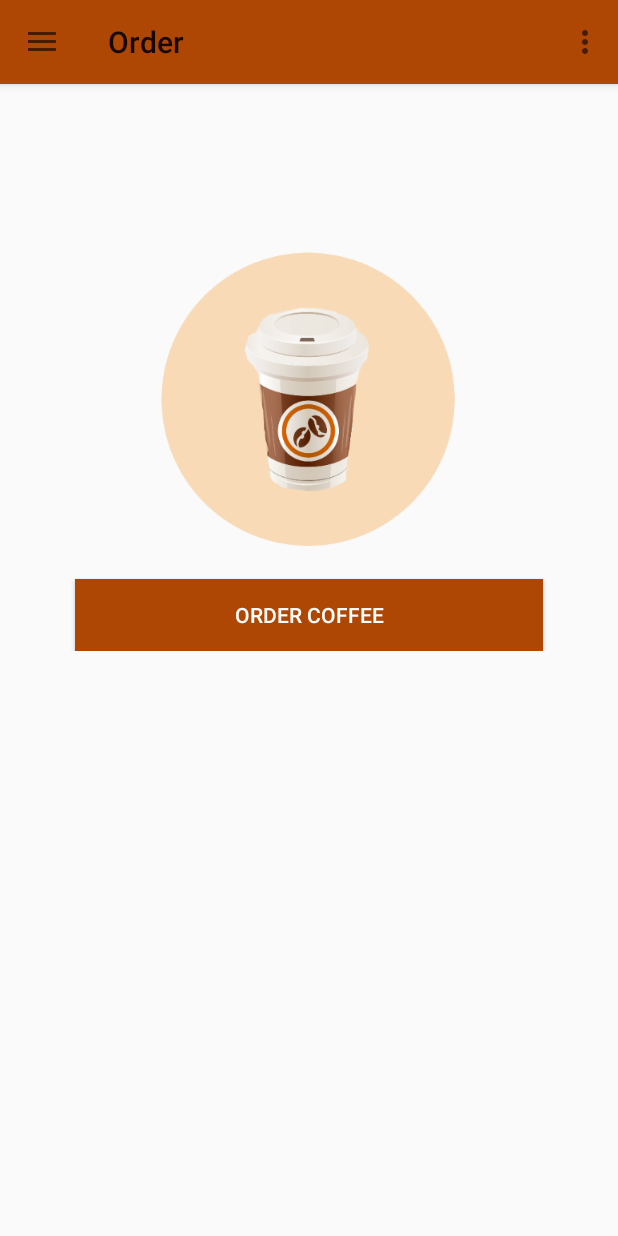
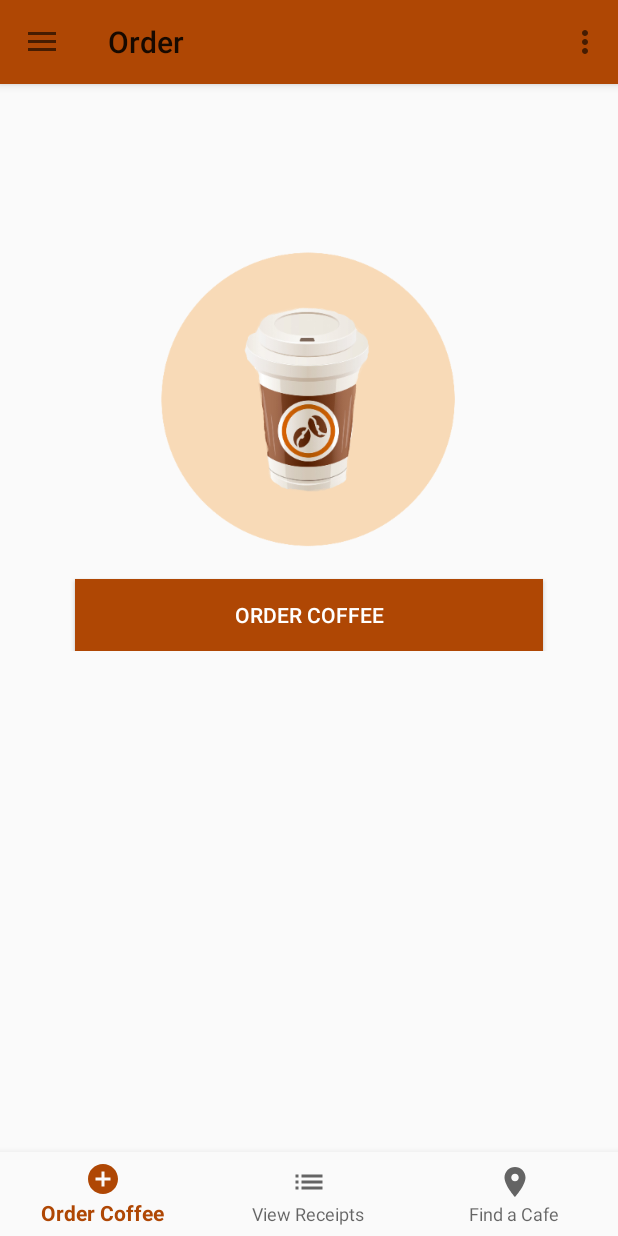
Before and after one commit to jadem03/mobAppAssign01, an Android app: the screen it shows after launch once a user with an empty profile is signed in (Home), on a phone screen of 412 x 824 dp. Run offline under Robolectric (Android 15) with nearby library versions, the phone set to English and light mode, and no system bars; our stand-ins replace Firebase (no records; nobody signed in at launch, a user with empty details on screens opened directly), Picasso; libraries missing offline, so code that uses them is left out: com.firebase.ui, jp.wasabeef.picasso; pictures from the network do not load.

Commit message:
no message

```diff
--- a/app/src/main/java/ie/wit/jk_cafe/activities/Home.kt
+++ b/app/src/main/java/ie/wit/jk_cafe/activities/Home.kt
@@ -14,6 +14,7 @@ import androidx.fragment.app.Fragment
 import androidx.fragment.app.FragmentTransaction
 import com.firebase.ui.auth.AuthUI
 import com.google.android.gms.location.LocationServices
+import com.google.android.material.bottomnavigation.BottomNavigationView
 import com.google.android.material.navigation.NavigationView
 import com.google.firebase.storage.FirebaseStorage
 import com.squareup.picasso.Callback
@@ -34,6 +35,7 @@ import java.time.LocalTime
 
 class Home : AppCompatActivity(), AnkoLogger,
 
+    BottomNavigationView.OnNavigationItemSelectedListener,
     NavigationView.OnNavigationItemSelectedListener
     {
         lateinit var ft: FragmentTransaction
@@ -78,6 +80,10 @@ class Home : AppCompatActivity(), AnkoLogger,
             drawerLayout.addDrawerListener(toggle)
             toggle.syncState()
 
+            val navView: BottomNavigationView = findViewById(R.id.bottomNav)
+            navView.setOnNavigationItemSelectedListener(this)
+            navView.selectedItemId = R.id.nav_order
+
             ft = supportFragmentManager.beginTransaction()
             val fragment = FragmentHome.newInstance()
             ft.replace(R.id.homeFrame, fragment)
@@ -85,6 +91,13 @@ class Home : AppCompatActivity(), AnkoLogger,
         }
 
         override fun onNavigationItemSelected(item: MenuItem): Boolean {
+            val navView: BottomNavigationView = findViewById(R.id.bottomNav)
+            navView.setOnNavigationItemSelectedListener(this)
+            when (item.itemId) {
+                R.id.nav_order -> navigateTo(OrderFragment.newInstance())
+                R.id.nav_receipts -> navigateTo(ReceiptsFragment.newInstance())
+                R.id.nav_map -> navigateTo(MapsFragment.newInstance())
+            }
 
             when (item.itemId) {
                 R.id.nav_home -> navigateTo(FragmentHome.newInstance())
--- a/app/src/main/res/layout/home_content.xml
+++ b/app/src/main/res/layout/home_content.xml
@@ -16,4 +16,13 @@
         app:layout_constraintStart_toStartOf="parent"
         app:layout_constraintTop_toTopOf="parent" />
 
+    <com.google.android.material.bottomnavigation.BottomNavigationView
+        android:id="@+id/bottomNav"
+        android:layout_width="match_parent"
+        android:layout_height="wrap_content"
+        android:background="?android:attr/windowBackground"
+        android:layout_alignParentBottom="true"
+        app:menu="@menu/bottom_nav_menu"
+        app:layout_constraintBottom_toBottomOf="parent"/>
+
 </androidx.constraintlayout.widget.ConstraintLayout>
--- /dev/null
+++ b/app/src/main/res/menu/bottom_nav_menu.xml
@@ -0,0 +1,17 @@
+<?xml version="1.0" encoding="utf-8"?>
+<menu xmlns:android="http://schemas.android.com/apk/res/android">
+
+    <item
+        android:id="@+id/nav_order"
+        android:icon="@drawable/ic_order"
+        android:title="@string/menu_order" />
+    <item
+        android:id="@+id/nav_receipts"
+        android:icon="@drawable/ic_menu_receipts"
+        android:title="@string/menu_receipts" />
+    <item
+        android:id="@+id/nav_map"
+        android:icon="@drawable/ic_marker"
+        android:title="@string/map" />
+
+</menu>
```
